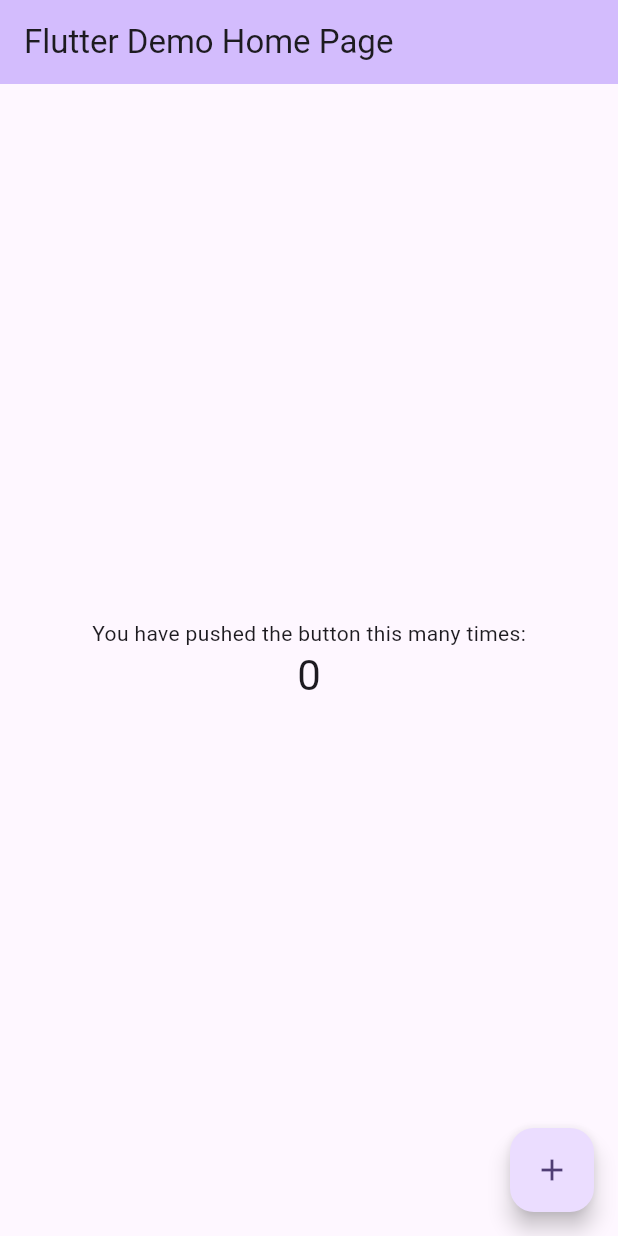
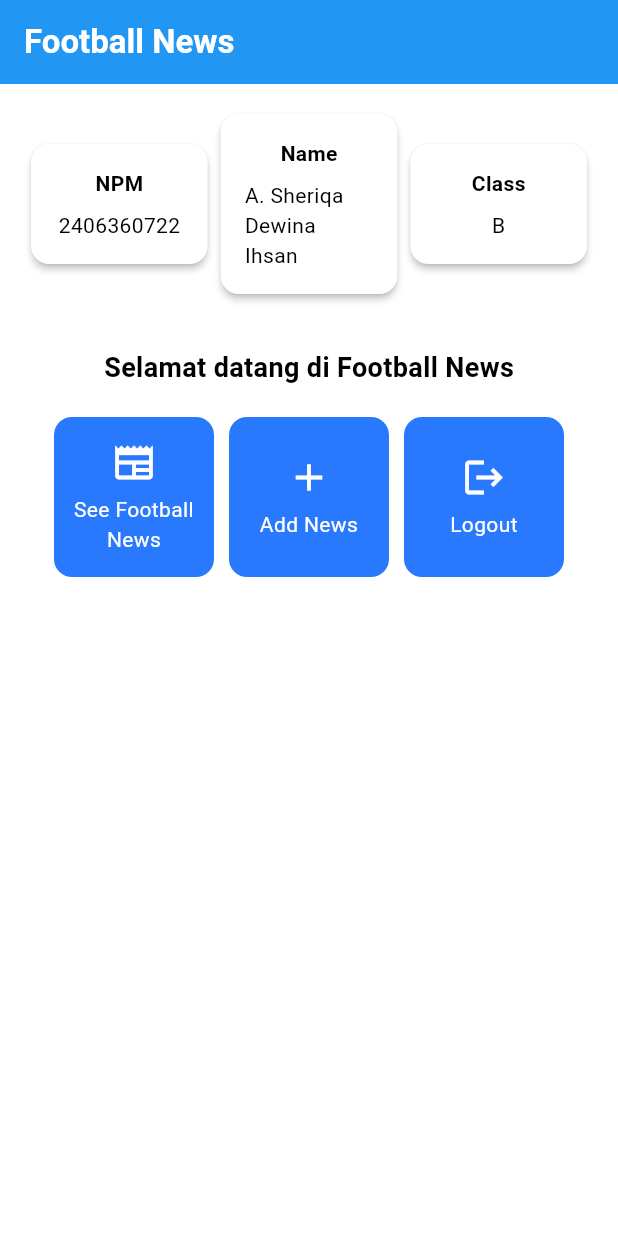
Before and after one commit to sheriqa/football-news-mobile, a Flutter app: the screen it shows after launch, on a phone screen of 412 x 824 dp. Run offline on Flutter 3.47's test engine with Material 3 defaults, Android fonts, the phone set to English and light mode, and no system bars.

Commit message:
Menyelesaikan tutorial 6

```diff
--- a/lib/main.dart
+++ b/lib/main.dart
@@ -1,4 +1,5 @@
 import 'package:flutter/material.dart';
+import 'package:football_news/menu.dart';
 
 void main() {
   runApp(const MyApp());
@@ -28,95 +29,10 @@ class MyApp extends StatelessWidget {
         //
         // This works for code too, not just values: Most code changes can be
         // tested with just a hot reload.
-        colorScheme: ColorScheme.fromSeed(seedColor: Colors.deepPurple),
+         colorScheme: ColorScheme.fromSwatch(primarySwatch: Colors.blue)
+ .copyWith(secondary: Colors.blueAccent[400]),
       ),
-      home: const MyHomePage(title: 'Flutter Demo Home Page'),
+      home: MyHomePage(),
     );
   }
 }
-
-class MyHomePage extends StatefulWidget {
-  const MyHomePage({super.key, required this.title});
-
-  // This widget is the home page of your application. It is stateful, meaning
-  // that it has a State object (defined below) that contains fields that affect
-  // how it looks.
-
-  // This class is the configuration for the state. It holds the values (in this
-  // case the title) provided by the parent (in this case the App widget) and
-  // used by the build method of the State. Fields in a Widget subclass are
-  // always marked "final".
-
-  final String title;
-
-  @override
-  State<MyHomePage> createState() => _MyHomePageState();
-}
-
-class _MyHomePageState extends State<MyHomePage> {
-  int _counter = 0;
-
-  void _incrementCounter() {
-    setState(() {
-      // This call to setState tells the Flutter framework that something has
-      // changed in this State, which causes it to rerun the build method below
-      // so that the display can reflect the updated values. If we changed
-      // _counter without calling setState(), then the build method would not be
-      // called again, and so nothing would appear to happen.
-      _counter++;
-    });
-  }
-
-  @override
-  Widget build(BuildContext context) {
-    // This method is rerun every time setState is called, for instance as done
-    // by the _incrementCounter method above.
-    //
-    // The Flutter framework has been optimized to make rerunning build methods
-    // fast, so that you can just rebuild anything that needs updating rather
-    // than having to individually change instances of widgets.
-    return Scaffold(
-      appBar: AppBar(
-        // TRY THIS: Try changing the color here to a specific color (to
-        // Colors.amber, perhaps?) and trigger a hot reload to see the AppBar
-        // change color while the other colors stay the same.
-        backgroundColor: Theme.of(context).colorScheme.inversePrimary,
-        // Here we take the value from the MyHomePage object that was created by
-        // the App.build method, and use it to set our appbar title.
-        title: Text(widget.title),
-      ),
-      body: Center(
-        // Center is a layout widget. It takes a single child and positions it
-        // in the middle of the parent.
-        child: Column(
-          // Column is also a layout widget. It takes a list of children and
-          // arranges them vertically. By default, it sizes itself to fit its
-          // children horizontally, and tries to be as tall as its parent.
-          //
-          // Column has various properties to control how it sizes itself and
-          // how it positions its children. Here we use mainAxisAlignment to
-          // center the children vertically; the main axis here is the vertical
-          // axis because Columns are vertical (the cross axis would be
-          // horizontal).
-          //
-          // TRY THIS: Invoke "debug painting" (choose the "Toggle Debug Paint"
-          // action in the IDE, or press "p" in the console), to see the
-          // wireframe for each widget.
-          mainAxisAlignment: MainAxisAlignment.center,
-          children: <Widget>[
-            const Text('You have pushed the button this many times:'),
-            Text(
-              '$_counter',
-              style: Theme.of(context).textTheme.headlineMedium,
-            ),
-          ],
-        ),
-      ),
-      floatingActionButton: FloatingActionButton(
-        onPressed: _incrementCounter,
-        tooltip: 'Increment',
-        child: const Icon(Icons.add),
-      ), // This trailing comma makes auto-formatting nicer for build methods.
-    );
-  }
-}
--- /dev/null
+++ b/lib/menu.dart
@@ -0,0 +1,187 @@
+import 'package:flutter/material.dart';
+
+class MyHomePage extends StatelessWidget {
+  MyHomePage({super.key});
+
+  @override
+  Widget build(BuildContext context) {
+    return Scaffold(
+      // AppBar adalah bagian atas halaman yang menampilkan judul.
+      appBar: AppBar(
+        // Judul aplikasi "Football News" dengan teks putih dan tebal.
+        title: const Text(
+          'Football News',
+          style: TextStyle(
+            color: Colors.white,
+            fontWeight: FontWeight.bold,
+          ),
+        ),
+        // Warna latar belakang AppBar diambil dari skema warna tema aplikasi.
+        backgroundColor: Theme.of(context).colorScheme.primary,
+      ),
+      // Body halaman dengan padding di sekelilingnya.
+      body: Padding(
+        padding: const EdgeInsets.all(16.0),
+        // Menyusun widget secara vertikal dalam sebuah kolom.
+        child: Column(
+          crossAxisAlignment: CrossAxisAlignment.center,
+          children: [
+            // Row untuk menampilkan 3 InfoCard secara horizontal.
+            Row(
+              mainAxisAlignment: MainAxisAlignment.spaceEvenly,
+              children: [
+                InfoCard(title: 'NPM', content: npm),
+                InfoCard(title: 'Name', content: nama),
+                InfoCard(title: 'Class', content: kelas),
+              ],
+            ),
+
+            // Memberikan jarak vertikal 16 unit.
+            const SizedBox(height: 16.0),
+
+            // Menempatkan widget berikutnya di tengah halaman.
+            Center(
+              child: Column(
+                // Menyusun teks dan grid item secara vertikal.
+
+                children: [
+                  // Menampilkan teks sambutan dengan gaya tebal dan ukuran 18.
+                  const Padding(
+                    padding: EdgeInsets.only(top: 16.0),
+                    child: Text(
+                      'Selamat datang di Football News',
+                      style: TextStyle(
+                        fontWeight: FontWeight.bold,
+                        fontSize: 18.0,
+                      ),
+                    ),
+                  ),
+
+                  // Grid untuk menampilkan ItemCard dalam bentuk grid 3 kolom.
+                  GridView.count(
+                    primary: true,
+                    padding: const EdgeInsets.all(20),
+                    crossAxisSpacing: 10,
+                    mainAxisSpacing: 10,
+                    crossAxisCount: 3,
+                    // Agar grid menyesuaikan tinggi kontennya.
+                    shrinkWrap: true,
+
+                    // Menampilkan ItemCard untuk setiap item dalam list items.
+                    children: items.map((ItemHomepage item) {
+                      return ItemCard(item);
+                    }).toList(),
+                  ),
+                ],
+              ),
+            ),
+          ],
+        ),
+      ),
+    );
+  }
+
+  final String nama = "A. Sheriqa Dewina Ihsan"; //nama
+  final String npm = "2406360722"; //npm
+  final String kelas = "B"; //kelas
+
+  final List<ItemHomepage> items = [
+    ItemHomepage("See Football News", Icons.newspaper),
+    ItemHomepage("Add News", Icons.add),
+    ItemHomepage("Logout", Icons.logout),
+  ];
+}
+
+class InfoCard extends StatelessWidget {
+  // Kartu informasi yang menampilkan title dan content.
+
+  final String title;  // Judul kartu.
+  final String content;  // Isi kartu.
+
+  const InfoCard({super.key, required this.title, required this.content});
+
+  @override
+  Widget build(BuildContext context) {
+    return Card(
+      // Membuat kotak kartu dengan bayangan dibawahnya.
+      elevation: 2.0,
+      child: Container(
+        // Mengatur ukuran dan jarak di dalam kartu.
+        width: MediaQuery.of(context).size.width / 3.5, // menyesuaikan dengan lebar device yang digunakan.
+        padding: const EdgeInsets.all(16.0),
+        // Menyusun title dan content secara vertikal.
+        child: Column(
+          children: [
+            Text(
+              title,
+              style: const TextStyle(fontWeight: FontWeight.bold),
+            ),
+            const SizedBox(height: 8.0),
+            Text(content),
+          ],
+        ),
+      ),
+    );
+  }
+}
+
+class ItemHomepage {
+ final String name;
+ final IconData icon;
+
+ ItemHomepage(this.name, this.icon);
+}
+
+class ItemCard extends StatelessWidget {
+  // Menampilkan kartu dengan ikon dan nama.
+
+  final ItemHomepage item;
+
+  const ItemCard(this.item, {super.key});
+
+  @override
+  Widget build(BuildContext context) {
+    return Material(
+      // Menentukan warna latar belakang dari tema aplikasi.
+      color: Theme.of(context).colorScheme.secondary,
+      // Membuat sudut kartu melengkung.
+      borderRadius: BorderRadius.circular(12),
+
+      child: InkWell(
+        // Aksi ketika kartu ditekan.
+        onTap: () {
+          // Menampilkan pesan SnackBar saat kartu ditekan.
+          ScaffoldMessenger.of(context)
+            ..hideCurrentSnackBar()
+            ..showSnackBar(
+              SnackBar(content: Text("Kamu telah menekan tombol ${item.name}!"))
+            );
+        },
+        // Container untuk menyimpan Icon dan Text
+        child: Container(
+          padding: const EdgeInsets.all(8),
+          child: Center(
+            child: Column(
+              // Menyusun ikon dan teks di tengah kartu.
+              mainAxisAlignment: MainAxisAlignment.center,
+              children: [
+                Icon(
+                  item.icon,
+                  color: Colors.white,
+                  size: 30.0,
+                ),
+                const Padding(padding: EdgeInsets.all(3)),
+                Text(
+                  item.name,
+                  textAlign: TextAlign.center,
+                  style: const TextStyle(color: Colors.white),
+                ),
+              ],
+            ),
+          ),
+        ),
+      ),
+    );
+  }
+
+}
```
Also changed, not shown: 1 other file.
